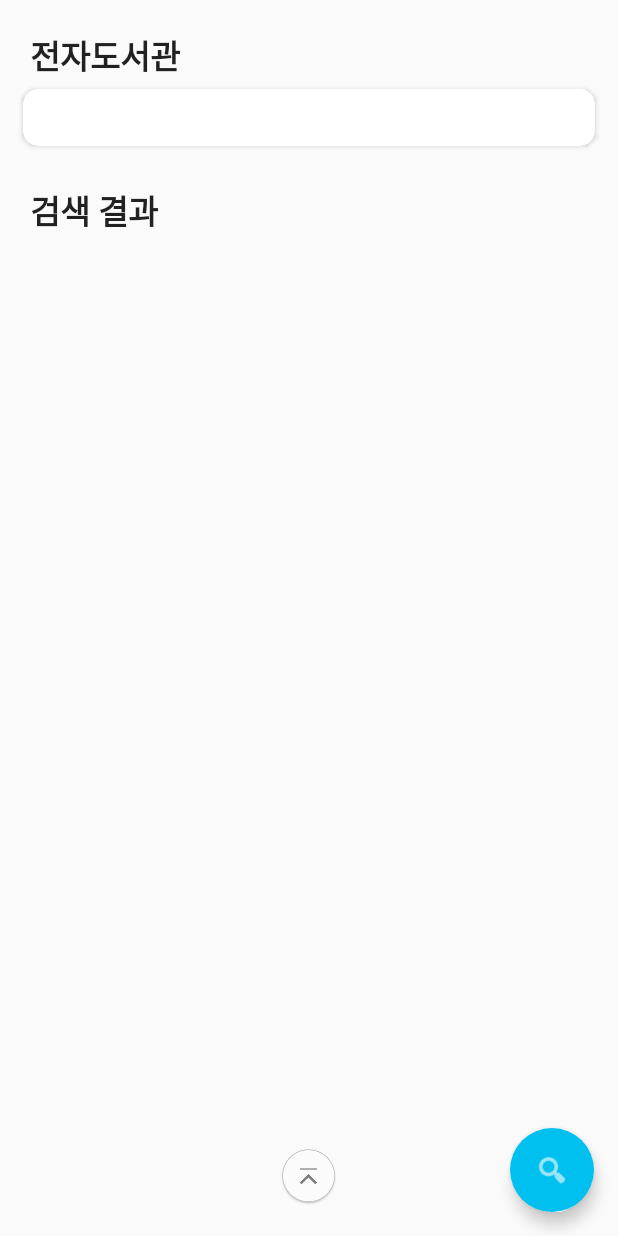
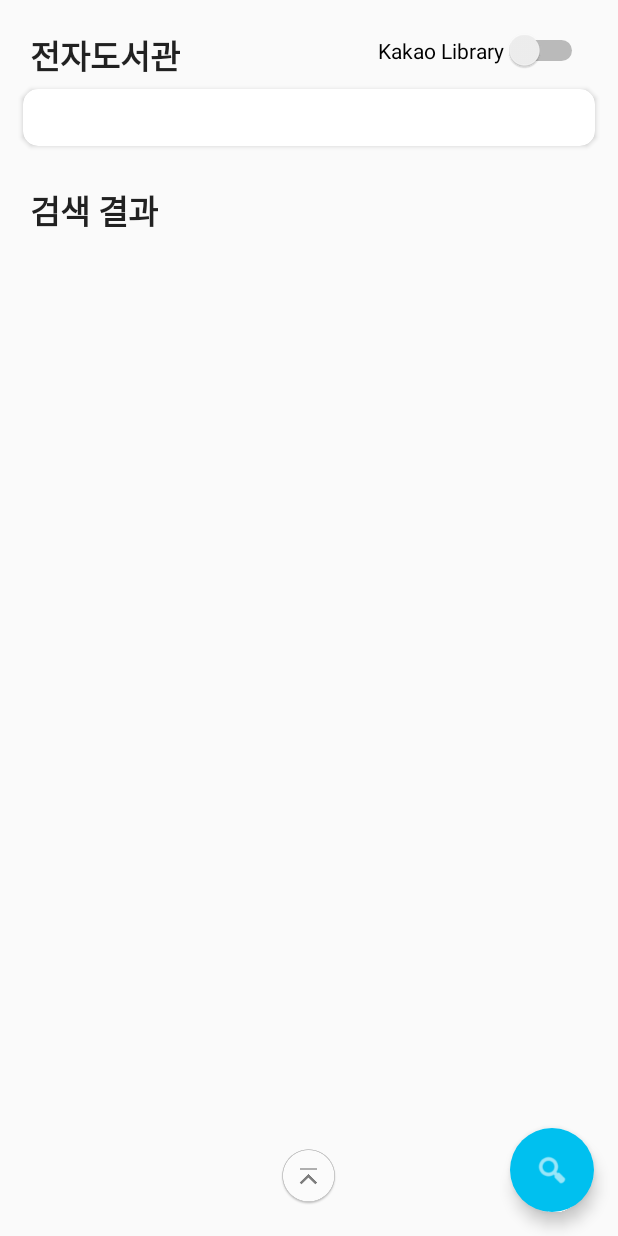
Before and after one commit to strawberryit/BookHolic, an Android app: the layout activity_main.xml on its own in the app's theme, with its tools: preview values and no code run, on a phone screen of 412 x 824 dp. Run offline under Robolectric (Android 15) with nearby library versions, the phone set to English and light mode, and no system bars.

Commit message:
add: Kakao library

```diff
--- a/app/build.gradle
+++ b/app/build.gradle
@@ -70,6 +70,8 @@ dependencies {
     testImplementation("org.jetbrains.kotlin:kotlin-test:$kotlin_version")
     testImplementation("org.jetbrains.kotlin:kotlin-test-junit:$kotlin_version")
 
+    debugImplementation 'com.squareup.leakcanary:leakcanary-android:2.4'
+
 }
 repositories {
     mavenCentral()
--- a/app/src/main/java/pe/andy/bookholic/searcher/LibrarySearchTask.kt
+++ b/app/src/main/java/pe/andy/bookholic/searcher/LibrarySearchTask.kt
@@ -102,6 +102,8 @@ abstract class LibrarySearchTask(
 
     override fun compareTo(other: LibrarySearchTask): Int {
         return when {
+            this.library.code == "Kakao" -> -2
+            other.library.code == "Kakao" -> 2
             this.library.code == "SeoulLibrary" -> -1
             other.library.code == "SeoulLibrary" -> 1
             else -> this.library.name.compareTo(other.library.name)
--- a/app/src/main/res/layout/activity_main.xml
+++ b/app/src/main/res/layout/activity_main.xml
@@ -1,13 +1,11 @@
 <?xml version="1.0" encoding="utf-8"?>
-<layout>
+<layout xmlns:android="http://schemas.android.com/apk/res/android"
+    xmlns:app="http://schemas.android.com/apk/res-auto"
+    xmlns:tools="http://schemas.android.com/tools">
     <data class="MainActivityBinding">
     </data>
 
     <androidx.constraintlayout.widget.ConstraintLayout
-        xmlns:android="http://schemas.android.com/apk/res/android"
-        xmlns:app="http://schemas.android.com/apk/res-auto"
-        xmlns:card_view="http://schemas.android.com/apk/res-auto"
-        xmlns:tools="http://schemas.android.com/tools"
         tools:context=".MainActivity"
         android:id="@+id/main_layout"
         android:layout_width="match_parent"
@@ -43,6 +41,20 @@
                     app:layout_constraintBottom_toTopOf="@id/library_list_wrapper"
                     />
 
+                <Switch
+                    android:id="@+id/library_list_switch_kakao"
+                    android:layout_width="wrap_content"
+                    android:layout_height="wrap_content"
+                    android:checked="false"
+                    android:switchMinWidth="56dp"
+                    android:text="Kakao Library"
+
+                    android:layout_marginHorizontal="20dp"
+                    android:layout_marginTop="20dp"
+
+                    app:layout_constraintEnd_toEndOf="parent"
+                    app:layout_constraintTop_toTopOf="parent" />
+
                 <androidx.cardview.widget.CardView
                     android:id="@+id/library_list_wrapper"
                     android:layout_width="match_parent"
@@ -54,7 +66,7 @@
                     app:cardUseCompatPadding="true"
 
                     app:layout_constraintTop_toBottomOf="@id/library_list_title"
-                    card_view:cardCornerRadius="10dp">
+                    app:cardCornerRadius="10dp">
 
                     <!--app:layout_constraintBottom_toTopOf="@id/booklist"-->
 
```
Also changed, not shown: app/src/main/java/pe/andy/bookholic/MainActivity.kt (+4 -5 lines), app/src/main/java/pe/andy/bookholic/library/KakaoLibraryGroup.kt (added, +18 -0 lines), app/src/main/java/pe/andy/bookholic/service/BookSearchService.kt (+7 -2 lines).
